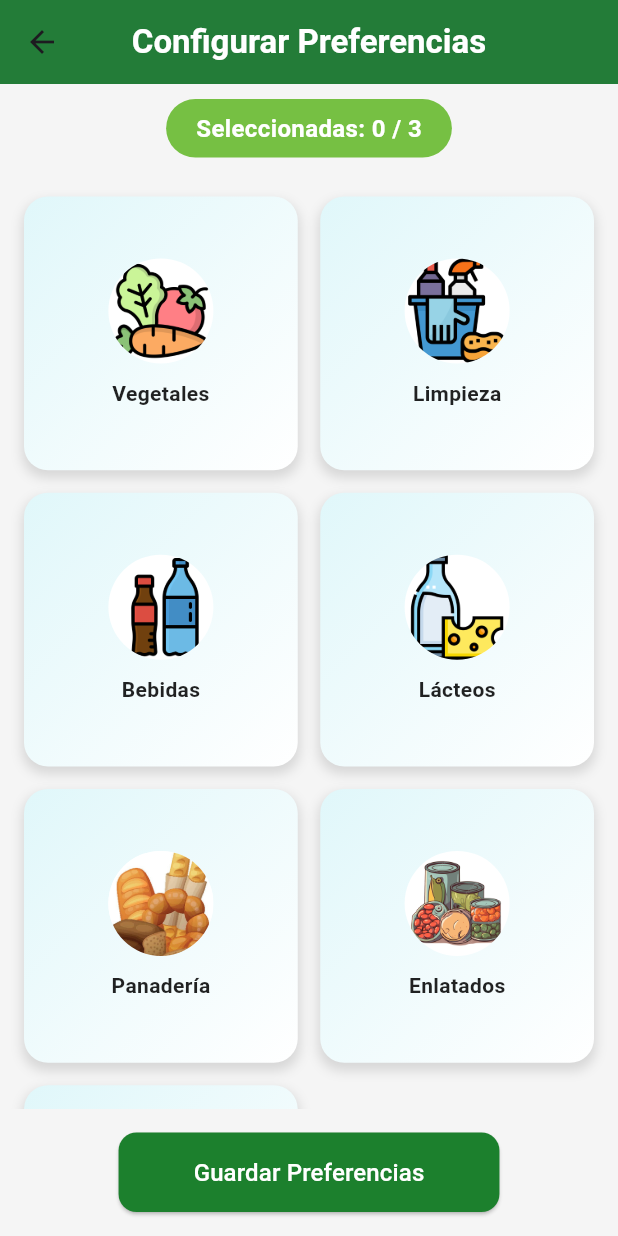
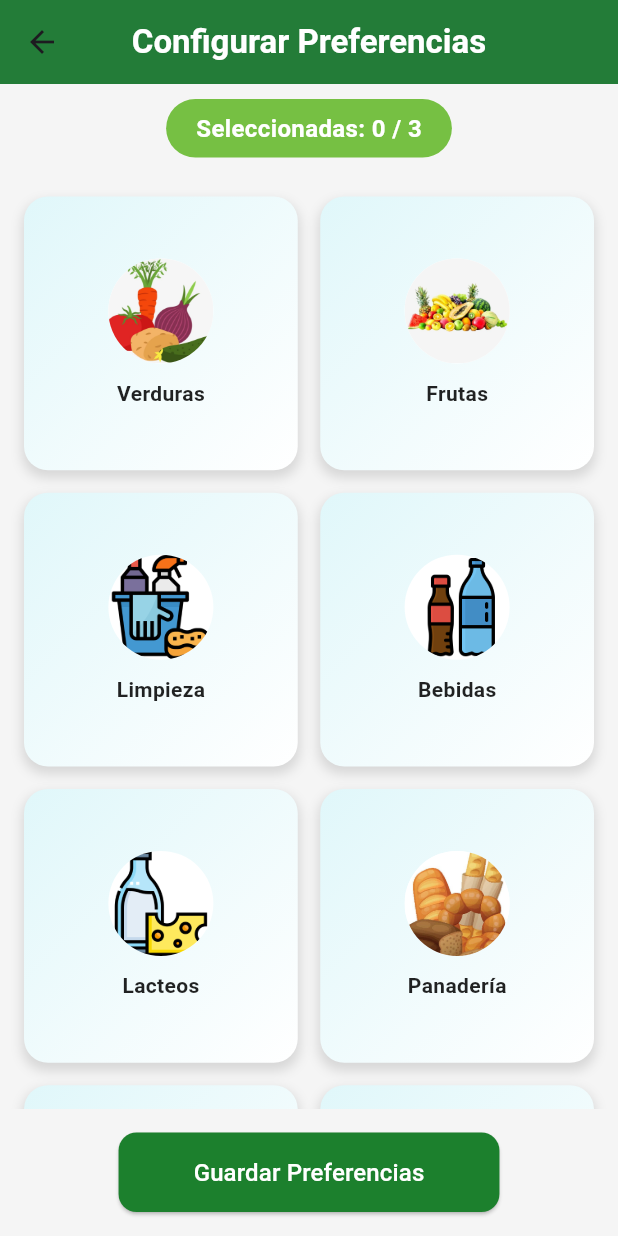
Before and after one commit to sebastiandiko/vencemio-mobile, a Flutter app: the UserPreferencesPage screen opened directly with empty values, on a phone screen of 412 x 824 dp. Run offline on Flutter 3.47's test engine with Material 3 defaults, Android fonts, the phone set to English and light mode, and no system bars; our stand-ins replace cloud_firestore, firebase_auth, firebase_core, flutter_map, geolocator, latlong2 and 1 more; accounts and stored records are empty.

```diff
--- a/lib/src/user_preferences.dart
+++ b/lib/src/user_preferences.dart
@@ -14,10 +14,11 @@ class UserPreferencesPage extends StatefulWidget {
 
 class _UserPreferencesPageState extends State<UserPreferencesPage> {
   final List<Map<String, String>> _categories = [
-    {'name': 'Vegetales', 'icon': 'assets/vegetales.png'},
+    {'name': 'Verduras', 'icon': 'assets/verduras.jpg'},
+    {'name': 'Frutas', 'icon': 'assets/frutas.jpg'},
     {'name': 'Limpieza', 'icon': 'assets/limpieza.png'},
     {'name': 'Bebidas', 'icon': 'assets/bebidas.png'},
-    {'name': 'Lácteos', 'icon': 'assets/lacteos.png'},
+    {'name': 'Lacteos', 'icon': 'assets/lacteos.png'},
     {'name': 'Panadería', 'icon': 'assets/panaderia.jpg'},
     {'name': 'Enlatados', 'icon': 'assets/enlatados.png'},
     {'name': 'Mascotas', 'icon': 'assets/mascotas.png'},
```
Also changed, not shown: assets/frutas.jpg (added), assets/vegetales.png (deleted), assets/verduras.jpg (added).
